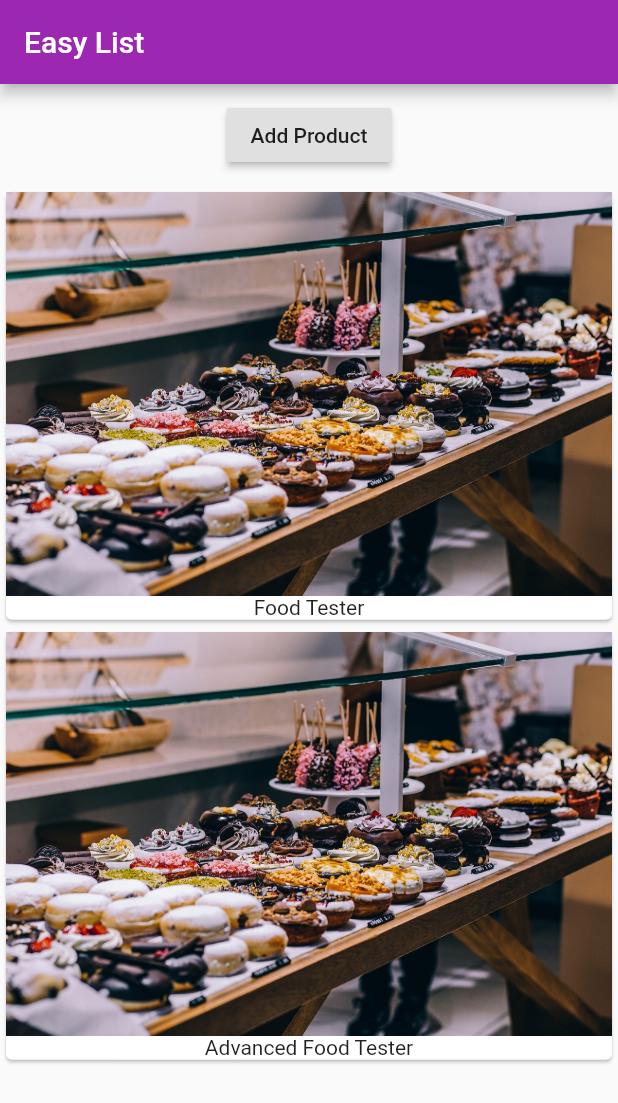
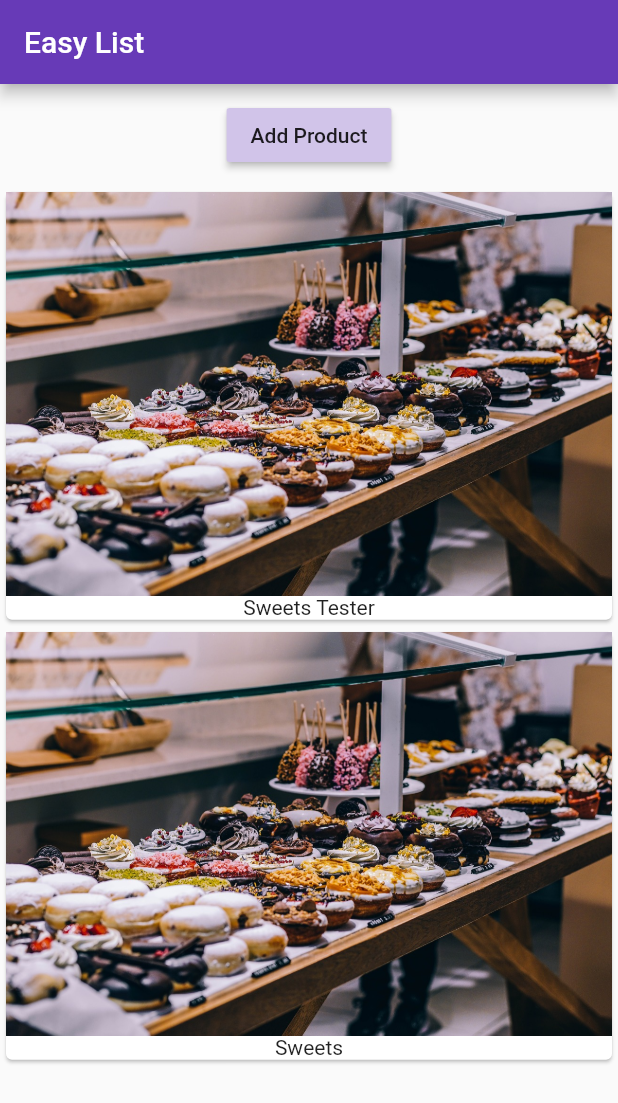
Before and after one commit to jmdibble/list-app, a Flutter app: the screen it shows after launch, after a tap on "Add Product", on a phone screen of 412 x 824 dp. Shown: the top 1103 px of the screen. Run offline on Flutter 3.47's test engine with Material 2 defaults, Android fonts, the phone set to English and light mode, and no system bars.

```diff
--- a/lib/main.dart
+++ b/lib/main.dart
@@ -10,13 +10,16 @@ class MyApp extends StatelessWidget {
     return MaterialApp(
       debugShowCheckedModeBanner: false,
       theme: ThemeData(
-        primarySwatch: Colors.purple
+          brightness: Brightness.light,
+          primarySwatch: Colors.deepPurple,
+          accentColor: Colors.deepOrange
       ),
       home: Scaffold(
           appBar: AppBar(
             title: Text("Easy List"),
           ),
-          body: ProductManager("Food Tester")),
+          body: ProductManager()
+      ),
     );
   }
 }
--- /dev/null
+++ b/lib/product_control.dart
@@ -0,0 +1,18 @@
+import "package:flutter/material.dart";
+
+class ProductControl extends StatelessWidget {
+  final Function addProduct;
+
+  ProductControl(this.addProduct);
+
+  @override
+  Widget build(BuildContext context) {
+    return RaisedButton(
+      color: Theme.of(context).primaryColorLight,
+      onPressed: () {
+        addProduct("Sweets");
+      },
+      child: Text("Add Product"),
+    );
+  }
+}
--- a/lib/product_manager.dart
+++ b/lib/product_manager.dart
@@ -1,11 +1,12 @@
 import "package:flutter/material.dart";
 
 import "./products.dart";
+import "./product_control.dart";
 
 class ProductManager extends StatefulWidget {
   final String startingProduct;
 
-  ProductManager(this.startingProduct) {
+  ProductManager({this.startingProduct = "Sweets Tester"}) {
     print("[ProductManager Widget] Constructor");
   }
 
@@ -27,20 +28,28 @@ class _ProductManagerState extends State<ProductManager> {
   }
 
   @override
+  void didUpdateWidget(ProductManager oldWidget) {
+    print("[ProductManager State] didUpdateWidget()");
+    super.didUpdateWidget(oldWidget);
+  }
+
+  void _addProduct(String product) {
+    setState(() {
+      _products.add(product);
+    });
+  }
+
+  @override
   Widget build(BuildContext context) {
     print("[ProductManager State] build()");
-    return Column(children: [Container(
-      margin: EdgeInsets.all(10.0),
-      child: RaisedButton(
-        onPressed: () {
-          setState(() {
-            _products.add("Advanced Food Tester");
-          });
-        },
-        child: Text("Add Product"),
-      ),
-    ),
-    Products(_products)
-    ],);
+    return Column(
+      children: [
+        Container(
+          margin: EdgeInsets.all(10.0),
+          child: ProductControl(_addProduct),
+        ),
+        Products(_products)
+      ],
+    );
   }
 }
--- a/lib/products.dart
+++ b/lib/products.dart
@@ -3,7 +3,7 @@ import "package:flutter/material.dart";
 class Products extends StatelessWidget {
   final List<String> products;
 
-  Products(this.products) {
+  Products([this.products = const []]) {
     print("[Product Widget] Constructor");
   }
 
```
